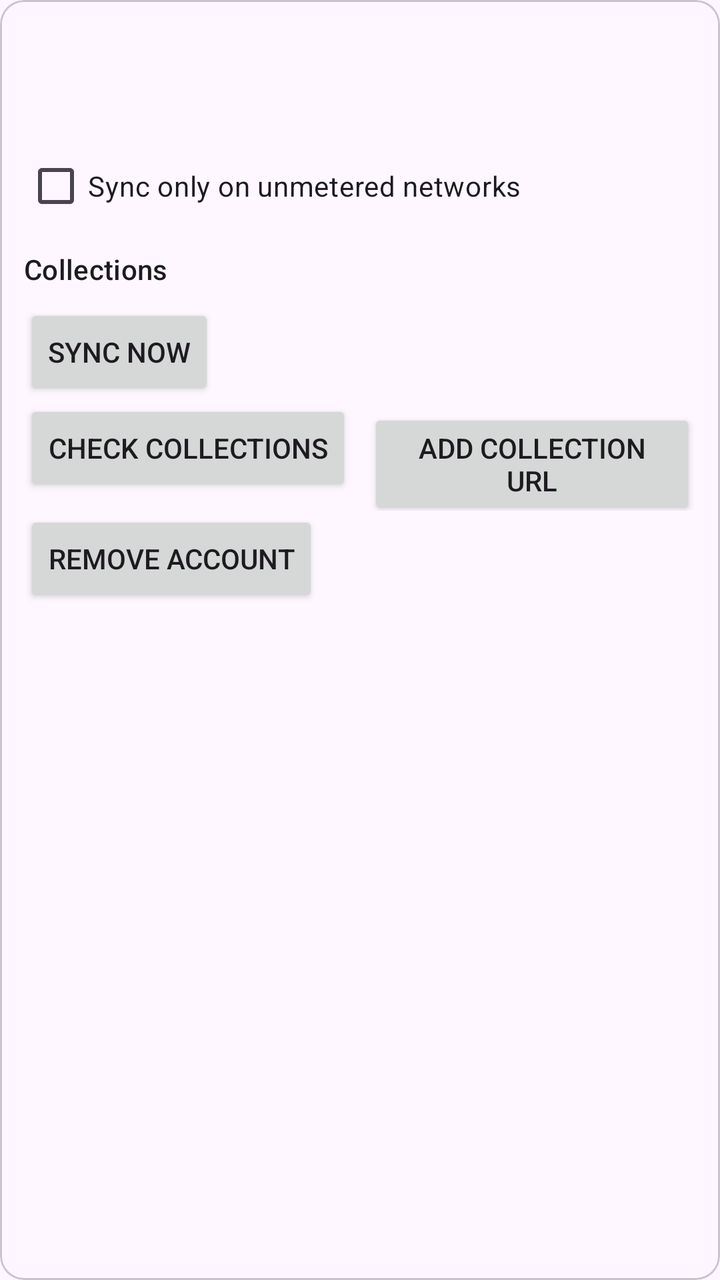
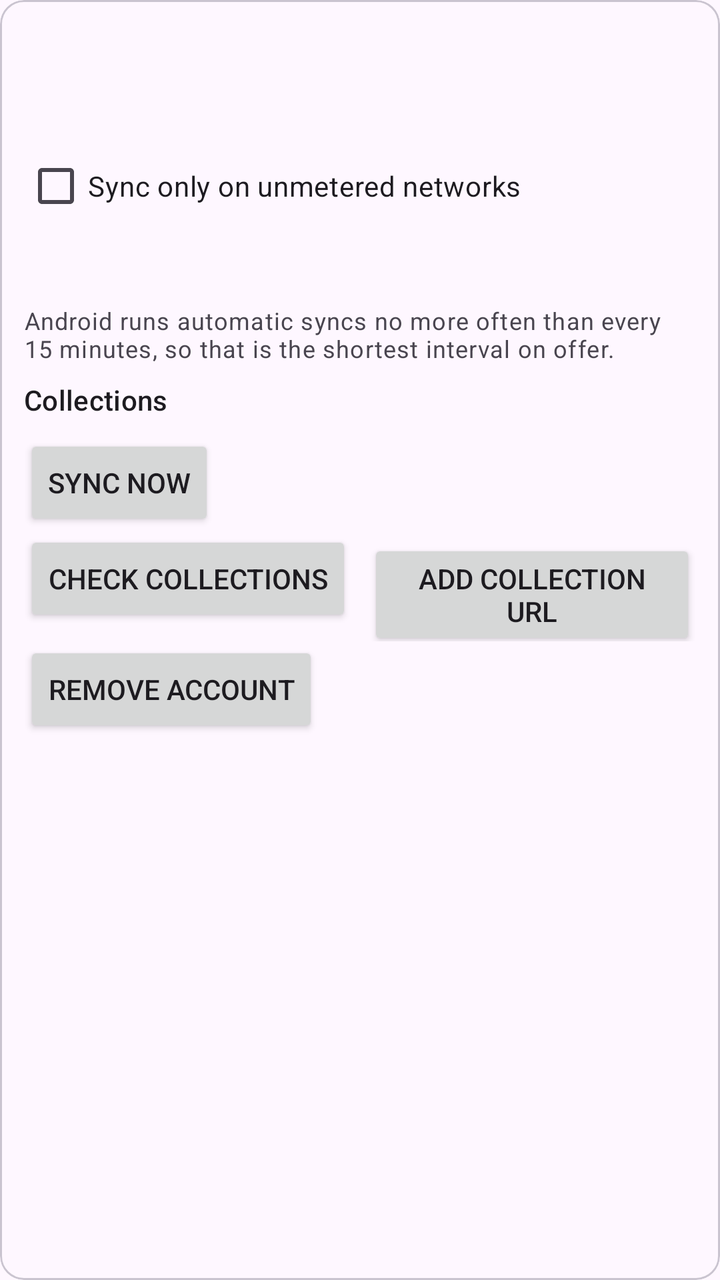

Screens rendered from an Android XML layout before and after an edit, with the pre-edit source and the edit as a unified diff.
<!-- AndroidManifest.xml: application theme Theme.DavProvider -->
<!-- res/layout/row_account.xml -->
<?xml version="1.0" encoding="utf-8"?>
<com.google.android.material.card.MaterialCardView xmlns:android="http://schemas.android.com/apk/res/android"
    android:layout_width="match_parent"
    android:layout_height="wrap_content"
    android:layout_marginBottom="12dp">

    <LinearLayout
        android:layout_width="match_parent"
        android:layout_height="wrap_content"
        android:orientation="vertical"
        android:padding="12dp">

        <TextView
            android:id="@+id/account_label"
            android:layout_width="match_parent"
            android:layout_height="wrap_content"
            android:textAppearance="?attr/textAppearanceTitleMedium" />

        <TextView
            android:id="@+id/account_status"
            android:layout_width="match_parent"
            android:layout_height="wrap_content"
            android:textAppearance="?attr/textAppearanceBodyMedium" />

        <TextView
            android:id="@+id/account_last_sync"
            android:layout_width="match_parent"
            android:layout_height="wrap_content"
            android:textAppearance="?attr/textAppearanceBodySmall" />

        <TextView
            android:id="@+id/account_certificate"
            android:layout_width="match_parent"
            android:layout_height="wrap_content"
            android:textAppearance="?attr/textAppearanceBodySmall"
            android:visibility="gone" />

        <CheckBox
            android:id="@+id/account_unmetered_only"
            android:layout_width="match_parent"
            android:layout_height="wrap_content"
            android:text="@string/sync_only_unmetered" />

        <LinearLayout
            android:id="@+id/account_wifi"
            android:layout_width="match_parent"
            android:layout_height="wrap_content"
            android:gravity="center_vertical"
            android:orientation="horizontal"
            android:visibility="gone">

            <TextView
                android:layout_width="0dp"
                android:layout_height="wrap_content"
                android:layout_weight="1"
                android:text="@string/waiting_for_wifi"
                android:textAppearance="?attr/textAppearanceBodySmall" />

            <Button
                android:id="@+id/account_sync_anyway"
                android:layout_width="wrap_content"
                android:layout_height="wrap_content"
                android:text="@string/sync_anyway" />
        </LinearLayout>

        <TextView
            android:layout_width="match_parent"
            android:layout_height="wrap_content"
            android:layout_marginTop="8dp"
            android:text="@string/collections"
            android:textAppearance="?attr/textAppearanceTitleSmall" />

        <TextView
            android:id="@+id/account_no_collections"
            android:layout_width="match_parent"
            android:layout_height="wrap_content"
            android:text="@string/no_collections"
            android:textAppearance="?attr/textAppearanceBodySmall"
            android:visibility="gone" />

        <LinearLayout
            android:id="@+id/account_collections"
            android:layout_width="match_parent"
            android:layout_height="wrap_content"
            android:orientation="vertical" />

        <LinearLayout
            android:layout_width="match_parent"
            android:layout_height="wrap_content"
            android:layout_marginTop="8dp"
            android:orientation="horizontal">

            <Button
                android:id="@+id/account_sync_now"
                android:layout_width="wrap_content"
                android:layout_height="wrap_content"
                android:text="@string/sync_now" />

            <Button
                android:id="@+id/account_diagnose"
                android:layout_width="wrap_content"
                android:layout_height="wrap_content"
                android:layout_marginStart="8dp"
                android:text="@string/diagnose"
                android:visibility="gone" />
        </LinearLayout>

        <LinearLayout
            android:layout_width="match_parent"
            android:layout_height="wrap_content"
            android:orientation="horizontal">

            <Button
                android:id="@+id/account_refresh_collections"
                android:layout_width="wrap_content"
                android:layout_height="wrap_content"
                android:text="@string/refresh_collections" />

            <Button
                android:id="@+id/account_add_collection"
                android:layout_width="wrap_content"
                android:layout_height="wrap_content"
                android:layout_marginStart="8dp"
                android:text="@string/add_collection" />

        </LinearLayout>

        <Button
            android:id="@+id/account_remove"
            android:layout_width="wrap_content"
            android:layout_height="wrap_content"
            android:text="@string/remove_account" />

    </LinearLayout>
</com.google.android.material.card.MaterialCardView>
<!-- resources referenced by this layout -->
<resources>
  <string name="add_collection">Add collection URL</string>
  <string name="collections">Collections</string>
  <string name="diagnose">Diagnose</string>
  <string name="no_collections">No Collections stored. Check collections to find them on the server, or add a Collection URL directly.</string>
  <string name="refresh_collections">Check collections</string>
  <string name="remove_account">Remove account</string>
  <string name="sync_anyway">Sync anyway</string>
  <string name="sync_now">Sync now</string>
  <string name="sync_only_unmetered">Sync only on unmetered networks</string>
  <string name="waiting_for_wifi">Waiting for Wi-Fi: this account only syncs on unmetered networks.</string>
  <style name="Theme.DavProvider" parent="Theme.Material3.DayNight.NoActionBar">
          <item name="android:windowLightStatusBar">true</item>
          <item name="android:windowLightNavigationBar">true</item>
      </style>
</resources>

<!-- the commit's change to res/layout/row_account.xml (unified diff, before → after) -->
@@ -41,6 +41,26 @@
             android:layout_height="wrap_content"
             android:text="@string/sync_only_unmetered" />
 
+        
+        <TextView
+            android:id="@+id/account_interval"
+            android:layout_width="match_parent"
+            android:layout_height="wrap_content"
+            android:background="?attr/selectableItemBackground"
+            android:clickable="true"
+            android:focusable="true"
+            android:paddingTop="8dp"
+            android:paddingBottom="8dp"
+            android:textAppearance="?attr/textAppearanceBodyMedium" />
+
+        
+        <TextView
+            android:id="@+id/account_interval_note"
+            android:layout_width="match_parent"
+            android:layout_height="wrap_content"
+            android:text="@string/sync_interval_note"
+            android:textAppearance="?attr/textAppearanceBodySmall" />
+
         <LinearLayout
             android:id="@+id/account_wifi"
             android:layout_width="match_parent"
@@ -61,6 +81,40 @@
                 android:layout_width="wrap_content"
                 android:layout_height="wrap_content"
                 android:text="@string/sync_anyway" />
+        </LinearLayout>
+
+        
+        <LinearLayout
+            android:id="@+id/account_battery"
+            android:layout_width="match_parent"
+            android:layout_height="wrap_content"
+            android:orientation="vertical"
+            android:visibility="gone">
+
+            <TextView
+                android:id="@+id/account_battery_evidence"
+                android:layout_width="match_parent"
+                android:layout_height="wrap_content"
+                android:textAppearance="?attr/textAppearanceBodySmall" />
+
+            <LinearLayout
+                android:layout_width="match_parent"
+                android:layout_height="wrap_content"
+                android:orientation="horizontal">
+
+                <Button
+                    android:id="@+id/account_battery_request"
+                    android:layout_width="wrap_content"
+                    android:layout_height="wrap_content"
+                    android:text="@string/battery_exempt" />
+
+                <Button
+                    android:id="@+id/account_battery_dismiss"
+                    android:layout_width="wrap_content"
+                    android:layout_height="wrap_content"
+                    android:layout_marginStart="8dp"
+                    android:text="@string/battery_dismiss" />
+            </LinearLayout>
         </LinearLayout>
 
         <TextView
<!-- resource entries referenced after the edit -->
@@ -1,12 +1,15 @@
 <!-- resources referenced by this layout -->
 <resources>
   <string name="add_collection">Add collection URL</string>
+  <string name="battery_dismiss">Don\'t ask again</string>
+  <string name="battery_exempt">Ask for exemption</string>
   <string name="collections">Collections</string>
   <string name="diagnose">Diagnose</string>
   <string name="no_collections">No Collections stored. Check collections to find them on the server, or add a Collection URL directly.</string>
   <string name="refresh_collections">Check collections</string>
   <string name="remove_account">Remove account</string>
   <string name="sync_anyway">Sync anyway</string>
+  <string name="sync_interval_note">Android runs automatic syncs no more often than every 15 minutes, so that is the shortest interval on offer.</string>
   <string name="sync_now">Sync now</string>
   <string name="sync_only_unmetered">Sync only on unmetered networks</string>
   <string name="waiting_for_wifi">Waiting for Wi-Fi: this account only syncs on unmetered networks.</string>
